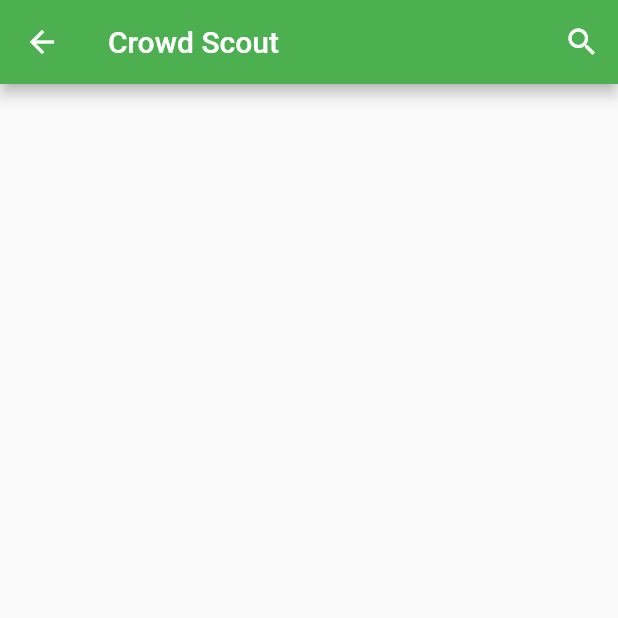
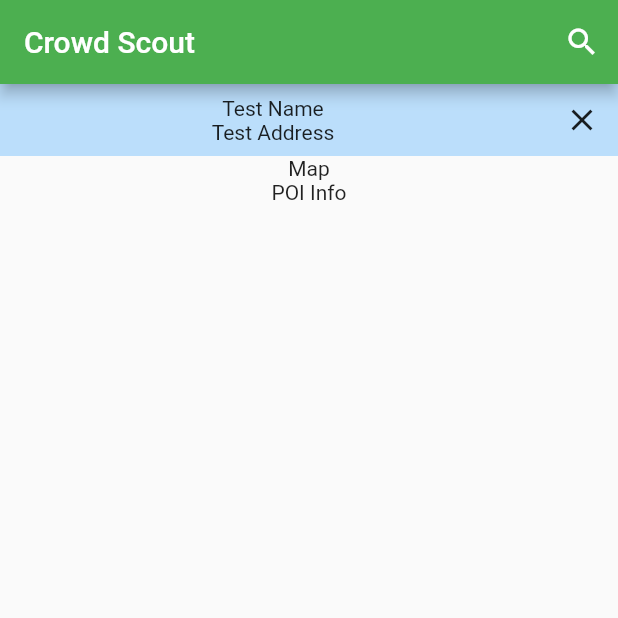
Before and after one commit to andrewdimmer/crowd-scout, a Flutter app: the MapPage screen opened directly, on a phone screen of 412 x 824 dp, the top half of it. Run offline on Flutter 3.47's test engine with Material 2 defaults, Android fonts, the phone set to English and light mode, and no system bars.

Commit message:
feat: Save Map POI Data from Search (#3)
* refactor: Remove Home Page

Now opens directly to the map page.

* feat: Added Blocks to Display Selected POI Information on the Map Page

* feat: MapPage Now Saves Location State

* feat: Selecting a POI from the Search Displays it on the MapPage

* refactor: Update Indents on searchAppbar

```diff
--- /dev/null
+++ b/crowd_scout/lib/elements/MapPoint.dart
@@ -0,0 +1,8 @@
+class MapPoint {
+  MapPoint({this.long, this.lat, this.name, this.address});
+
+  final num long;
+  final num lat;
+  final String name;
+  final String address;
+}
--- /dev/null
+++ b/crowd_scout/lib/elements/PoiNameBar.dart
@@ -0,0 +1,31 @@
+import 'package:flutter/cupertino.dart';
+import 'package:flutter/material.dart';
+
+class PoiNameBar extends StatelessWidget {
+  PoiNameBar({Key key, this.poiName, this.poiAddress, this.onClose})
+      : super(key: key);
+
+  final String poiName;
+  final String poiAddress;
+  final Function onClose;
+
+  Widget build(BuildContext context) {
+    return Container(
+      child: Row(
+        children: <Widget>[
+          Expanded(
+            child: Column(
+              children: <Widget>[Text(poiName), Text(poiAddress)],
+            ),
+          ),
+          IconButton(
+            icon: Icon(Icons.close),
+            tooltip: "Close Information Box",
+            onPressed: onClose,
+          )
+        ],
+      ),
+      decoration: BoxDecoration(color: ThemeData.light().primaryColorLight),
+    );
+  }
+}
--- a/crowd_scout/lib/elements/searchAppbar.dart
+++ b/crowd_scout/lib/elements/searchAppbar.dart
@@ -23,24 +23,19 @@ AppBar searchAppBar({
                     color: Colors.white,
                   ),
                   focusedBorder: UnderlineInputBorder(
-                  borderSide: BorderSide(color: Colors.white),
-                ),
+                      borderSide: new BorderSide(color: Colors.white)),
                   enabledBorder: UnderlineInputBorder(
-                  borderSide: BorderSide(color: Colors.white),
-                ),
-              ),
+                      borderSide: new BorderSide(color: Colors.white))),
               style: TextStyle(
                 color: Colors.white,
                 decorationColor: Colors.white,
               ),
-              onSubmitted: onSearch,
-            )
+              onSubmitted: onSearch)
           : Text(title),
       actions: <Widget>[
         IconButton(
             icon: searching ? Icon(Icons.clear) : Icon(Icons.search),
             tooltip: searching ? "Cancel Search" : "Search",
-          onPressed: toggleSearch,
-        ),
+            onPressed: toggleSearch)
       ],
     );
--- a/crowd_scout/lib/main.dart
+++ b/crowd_scout/lib/main.dart
@@ -1,5 +1,5 @@
+import 'package:crowd_scout/widgets/MapPage.dart';
 import 'package:flutter/material.dart';
-import 'widgets/MyHomePage.dart';
 
 void main() => runApp(MyApp());
 
@@ -12,7 +12,7 @@ class MyApp extends StatelessWidget {
       theme: ThemeData(
         primarySwatch: Colors.green,
       ),
-      home: MyHomePage(title: 'Crowd Scout Home Page'),
+      home: MapPage(title: 'Crowd Scout'),
     );
   }
 }
--- a/crowd_scout/lib/widgets/MapPage.dart
+++ b/crowd_scout/lib/widgets/MapPage.dart
@@ -1,3 +1,5 @@
+import 'package:crowd_scout/elements/PoiNameBar.dart';
+import 'package:crowd_scout/elements/MapPoint.dart';
 import 'package:crowd_scout/elements/searchAppbar.dart';
 import 'package:crowd_scout/widgets/SearchPage.dart';
 import 'package:flutter/material.dart';
@@ -15,6 +17,10 @@ class MapPage extends StatefulWidget {
 
 class _MapPage extends State<MapPage> {
   bool _searching = false;
+  MapPoint _userLocation;
+  MapPoint _mapCenter;
+  MapPoint _poi =
+      MapPoint(lat: 0, long: 0, name: "Test Name", address: "Test Address");
 
   void _toggleSearch() {
     setState(() {
@@ -22,14 +28,36 @@ class _MapPage extends State<MapPage> {
     });
   }
 
+  void _setPoi(newPoi) {
+    setState(() {
+      _poi = newPoi;
+      //_mapCenter = MapPoint(lat: _userLocation.lat, long: _userLocation.long);
+    });
+  }
+
+  List<Widget> _generateMapPageBody() {
+    List<Widget> mapPageBody = [Text("Map")];
+    if (_poi != null) {
+      mapPageBody.insert(
+          0,
+          PoiNameBar(
+            poiName: _poi.name,
+            poiAddress: _poi.address,
+            onClose: () => _setPoi(null),
+          ));
+      mapPageBody.add(Text("POI Info"));
+    }
+    return mapPageBody;
+  }
+
   Function _onSearchFactory(BuildContext context) => (String input) {
         Navigator.push(
           context,
           MaterialPageRoute(
             builder: (context) => SearchPage(
-              title: "Search Page",
-              initialSearchString: input,
-            ),
+                title: "Search Page",
+                initialSearchString: input,
+                setPoi: _setPoi),
           ),
         );
         _toggleSearch();
@@ -45,6 +73,9 @@ class _MapPage extends State<MapPage> {
         autofocus: true,
         onSearch: _onSearchFactory(context),
       ),
+      body: Column(
+        children: _generateMapPageBody(),
+      ),
     );
   }
 }
```
Also changed, not shown: crowd_scout/lib/elements/PoiSearchResultItem.dart (added, +32 -0 lines), crowd_scout/lib/widgets/MyHomePage.dart (deleted, +0 -97 lines), crowd_scout/lib/widgets/SearchPage.dart (+31 -10 lines). Lines whose indentation alone changed are shown as unchanged.
